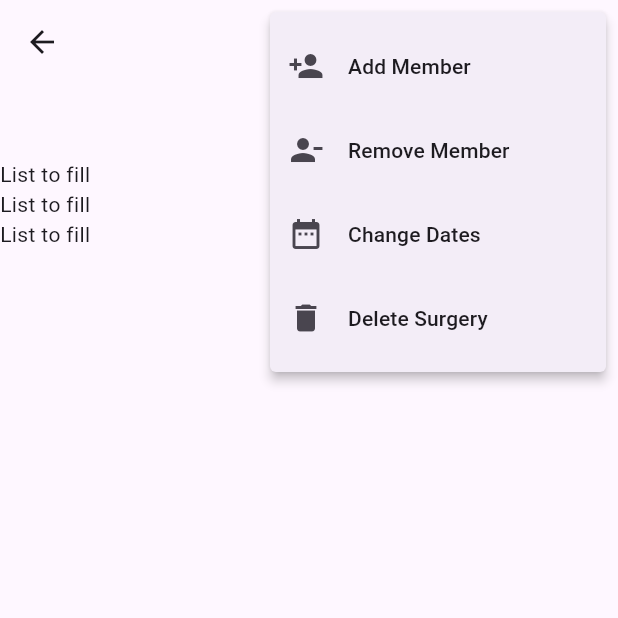
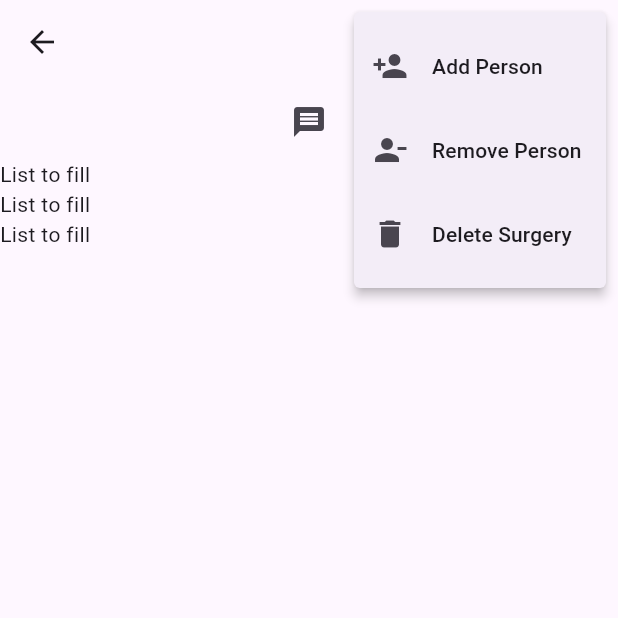
Before and after one commit to breid2/hackathon_project, a Flutter app: the SurgeryHomePage screen opened directly with empty values, after a tap on the "menu" icon, on a phone screen of 412 x 824 dp, the top half of it. Run offline on Flutter 3.47's test engine with Material 3 defaults, Android fonts, the phone set to English and light mode, and no system bars; our stand-ins replace cloud_firestore, firebase_auth, firebase_core, percent_indicator; accounts and stored records are empty.

```diff
--- a/client/lib/pages/surgery_home_page.dart
+++ b/client/lib/pages/surgery_home_page.dart
@@ -146,7 +146,7 @@ class _SurgeryHomePageState extends State<SurgeryHomePage> {
                     leading: Icon(
                       Icons.person_add,
                     ),
-                    title: Text('Add Member'),
+                    title: Text('Add Person'),
                   ),
                 ),
                 const PopupMenuItem(
@@ -155,20 +155,11 @@ class _SurgeryHomePageState extends State<SurgeryHomePage> {
                     leading: Icon(
                       Icons.person_remove,
                     ),
-                    title: Text('Remove Member'),
+                    title: Text('Remove Person'),
                   ),
                 ),
                 const PopupMenuItem(
                   value: 2,
-                  child: ListTile(
-                    leading: Icon(
-                      Icons.date_range,
-                    ),
-                    title: Text('Change Dates'),
-                  ),
-                ),
-                const PopupMenuItem(
-                  value: 3,
                   child: ListTile(
                     leading: Icon(
                       Icons.delete,
```
Also changed, not shown: client/lib/pages/home_page.dart (+49 -10 lines).
